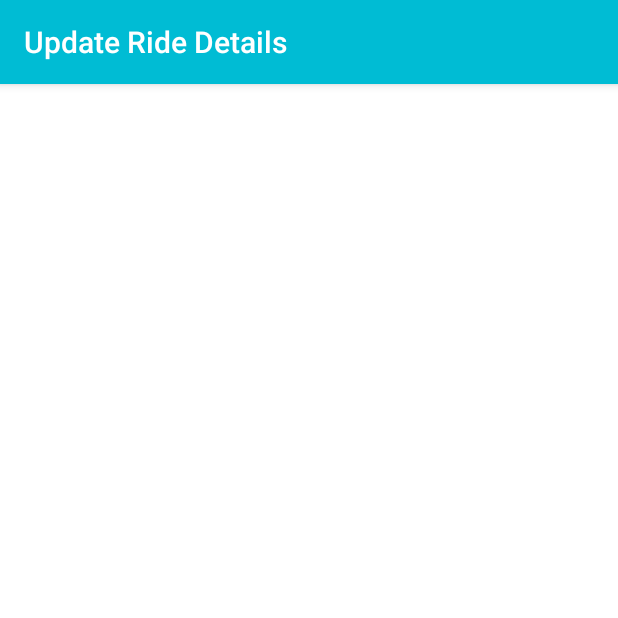
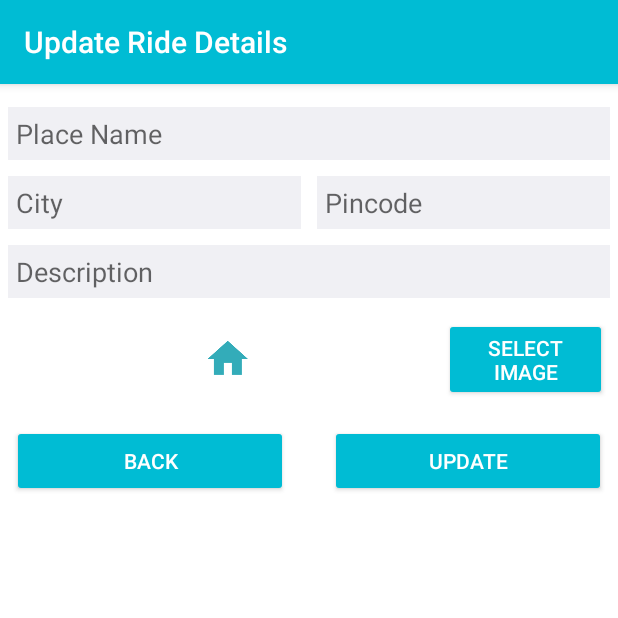
Before and after one commit to taaniya1989/Pool-In, an Android app: the UpdateRideActivity screen opened directly, with no data from a screen before it, on a phone screen of 412 x 824 dp, the top half of it. Run offline under Robolectric (Android 15) with nearby library versions, the phone set to English and light mode, and no system bars; our stand-ins replace Firebase (no records; nobody signed in at launch, a user with empty details on screens opened directly); 2 statements that could not run were skipped.

Commit message:
resolving layout issue for Nikhil_branch

```diff
--- a/app/src/main/java/edu/sdsu/tvidhate/pool_in/activity/AddPlaceActivity.java
+++ b/app/src/main/java/edu/sdsu/tvidhate/pool_in/activity/AddPlaceActivity.java
@@ -109,7 +109,7 @@ public class AddPlaceActivity extends AppCompatActivity implements View.OnClickL
     protected void onCreate(Bundle savedInstanceState) {
         super.onCreate(savedInstanceState);
         setContentView(R.layout.activity_add_place);
-        mGps =  findViewById(R.id.ic_gps);
+        //mGps =  findViewById(R.id.ic_gps);
         FirebaseAuth firebaseAuthInstance = FirebaseAuth.getInstance();
         if(firebaseAuthInstance.getCurrentUser()!=null)
         {
@@ -217,7 +217,7 @@ public class AddPlaceActivity extends AppCompatActivity implements View.OnClickL
                         {
                             Trip newTrip = new Trip(System.currentTimeMillis(),firebaseDatabaseInstanceReference.child(FIREBASE_MY_RIDES).push().getKey(),
                                     mPlaceName.getText().toString().trim(),mSearchText.getText().toString().trim(),
-                                    mTripPoster,mTripImagePath,imageUrl.toString());
+                                    mTripPoster,mTripImagePath,imageUrl.toString(),mPlaceName.getText().toString().trim());
 
                             Log.d("TPV-NOTE","uid: "+newTrip.getmTripId());
                             try{
--- a/app/src/main/java/edu/sdsu/tvidhate/pool_in/activity/MainActivity.java
+++ b/app/src/main/java/edu/sdsu/tvidhate/pool_in/activity/MainActivity.java
@@ -1,10 +1,12 @@
 package edu.sdsu.tvidhate.pool_in.activity;
 
 import android.content.Intent;
+import android.graphics.Bitmap;
 import android.net.Uri;
 import android.os.Bundle;
 import android.os.Handler;
 import android.support.annotation.NonNull;
+import android.support.annotation.Nullable;
 import android.support.design.widget.FloatingActionButton;
 import android.support.design.widget.NavigationView;
 import android.support.v4.app.Fragment;
@@ -21,11 +23,12 @@ import android.view.Menu;
 import android.view.MenuItem;
 import android.view.View;
 import android.widget.TextView;
-
 import com.google.firebase.auth.FirebaseAuth;
 import com.google.firebase.auth.FirebaseUser;
+import com.squareup.picasso.Picasso;
 
 import edu.sdsu.tvidhate.pool_in.R;
+import edu.sdsu.tvidhate.pool_in.fragment.AddTripFragment;
 import edu.sdsu.tvidhate.pool_in.fragment.HomeFragment;
 import edu.sdsu.tvidhate.pool_in.fragment.MyProfileFragment;
 import edu.sdsu.tvidhate.pool_in.fragment.MyTripsFragment;
@@ -33,7 +36,7 @@ import edu.sdsu.tvidhate.pool_in.fragment.UpdateProfileFragment;
 import edu.sdsu.tvidhate.pool_in.helper.SharedConstants;
 
 public class MainActivity extends AppCompatActivity implements HomeFragment.OnFragmentInteractionListener,
-        MyProfileFragment.OnFragmentInteractionListener,MyTripsFragment.OnFragmentInteractionListener,
+        AddTripFragment.OnFragmentInteractionListener,MyProfileFragment.OnFragmentInteractionListener,MyTripsFragment.OnFragmentInteractionListener,
         UpdateProfileFragment.OnFragmentInteractionListener,SharedConstants,NavigationView.OnNavigationItemSelectedListener,View.OnClickListener
 {
     private FirebaseAuth auth;
@@ -133,8 +136,9 @@ public class MainActivity extends AppCompatActivity implements HomeFragment.OnFr
             case 0:
                 return new HomeFragment();
             case 1:
-                Intent intent = new Intent(MainActivity.this,AddPlaceActivity.class);
-                startActivity(intent);
+                AddTripFragment addTripFragment = new AddTripFragment();
+                Log.i("TPV-NOTE","Creating Trip");
+                return addTripFragment;
             case 2:
                 return new MyTripsFragment();
     /*        case 3:
--- a/app/src/main/java/edu/sdsu/tvidhate/pool_in/activity/RideHistoryDetailsActivity.java
+++ b/app/src/main/java/edu/sdsu/tvidhate/pool_in/activity/RideHistoryDetailsActivity.java
@@ -60,7 +60,7 @@ public class RideHistoryDetailsActivity extends AppCompatActivity implements Sha
 
                     placeName.setText(myRideDetailsPOJO.getmTripPlaceName());
                     placeCity.setText(myRideDetailsPOJO.getmTripCity());
-
+                    placePin.setText(myRideDetailsPOJO.getmTripPincode());
 //                    source.setText(myRideDetailsPOJO.getmSourceAddress());
 //                    destination.setText(myRideDetailsPOJO.getmDestinationAddress());
 //                    date.setText(myRideDetailsPOJO.getmStartDate());
--- a/app/src/main/java/edu/sdsu/tvidhate/pool_in/activity/UpdateRideActivity.java
+++ b/app/src/main/java/edu/sdsu/tvidhate/pool_in/activity/UpdateRideActivity.java
@@ -41,7 +41,7 @@ public class UpdateRideActivity extends AppCompatActivity implements SharedConst
     @Override
     protected void onCreate(Bundle savedInstanceState) {
         super.onCreate(savedInstanceState);
-        setContentView(R.layout.activity_add_place);
+        setContentView(R.layout.fragment_add_trip);
 
         FirebaseAuth auth = FirebaseAuth.getInstance();
         mDatabase = FirebaseDatabase.getInstance().getReference();
@@ -49,6 +49,8 @@ public class UpdateRideActivity extends AppCompatActivity implements SharedConst
         Button mBackButton,mUpdateButton;
 
         mPlaceName = findViewById(R.id.placeName);
+        mPlaceCity = findViewById(R.id.placeCity);
+        mPlacePinCode = findViewById(R.id.placePincode);
         mBackButton = findViewById(R.id.add_trip_reset_button);
         mUpdateButton = findViewById(R.id.add_trip_submit);
 
@@ -74,6 +76,7 @@ public class UpdateRideActivity extends AppCompatActivity implements SharedConst
                 {
                     mPlaceName.setText(currentTrip.getmTripPlaceName());
                     mPlaceCity.setText(currentTrip.getmTripCity());
+                    mPlacePinCode.setText(currentTrip.getmTripPincode());
                     uid=currentTrip.getmTripId();
                 }
             }
@@ -129,6 +132,7 @@ public class UpdateRideActivity extends AppCompatActivity implements SharedConst
                     currentTrip.setmCreationTimestamp(System.currentTimeMillis());
                     currentTrip.setmTripPlaceName(mPlaceName.getText().toString());
                     currentTrip.setmTripCity(mPlaceCity.getText().toString());
+                    currentTrip.setmTripPincode(mPlacePinCode.getText().toString());
                     currentTrip.setmTripId(uid);
 
                     try{
--- a/app/src/main/java/edu/sdsu/tvidhate/pool_in/entity/Trip.java
+++ b/app/src/main/java/edu/sdsu/tvidhate/pool_in/entity/Trip.java
@@ -10,7 +10,7 @@ public class Trip implements Serializable {
 
     private Long mCreationTimestamp;
     private String mTripId;
-    private String mTripPlaceName,mTripCity;
+    private String mTripPlaceName,mTripCity,mTripPincode;
     private User mTripPoster;
     private String mTripImagePath;
     private String imageDownloadUrl;
@@ -22,12 +22,12 @@ public class Trip implements Serializable {
     public Trip() {
     }
 
-    public Trip(Long mCreationTimestamp, String mTripId, String mTripPlaceName, String mTripCity, User mTripPoster, String mTripImagePath, String imageDownloadUrl) {
-
+    public Trip(Long mCreationTimestamp, String mTripId, String mTripPlaceName, String mTripPincode, User mTripPoster, String mTripImagePath, String imageDownloadUrl, String mTripDescription) {
         this.mCreationTimestamp = mCreationTimestamp;
         this.mTripId = mTripId;
         this.mTripPlaceName = mTripPlaceName;
-        this.mTripCity = mTripCity;
+        //this.mTripCity = mTripCity;
+        this.mTripPincode = mTripPincode;
         this.mTripPoster = mTripPoster;
         this.mTripImagePath = mTripImagePath;
         this.imageDownloadUrl = imageDownloadUrl;
@@ -79,6 +79,14 @@ public class Trip implements Serializable {
         this.mTripCity = mTripCity;
     }
 
+    public String getmTripPincode() {
+        return mTripPincode;
+    }
+
+    public void setmTripPincode(String mTripPincode) {
+        this.mTripPincode = mTripPincode;
+    }
+
     public User getmTripPoster() {
         return mTripPoster;
     }
--- a/app/src/main/java/edu/sdsu/tvidhate/pool_in/fragment/AddTripFragment.java
+++ b/app/src/main/java/edu/sdsu/tvidhate/pool_in/fragment/AddTripFragment.java
@@ -111,7 +111,7 @@ public class AddTripFragment extends Fragment implements SharedConstants,View.On
     public View onCreateView(@NonNull LayoutInflater inflater, ViewGroup container, Bundle savedInstanceState)
     {
 
-        View view =  inflater.inflate(R.layout.activity_add_place,null);
+        View view =  inflater.inflate(R.layout.fragment_add_trip,null);
         FirebaseAuth firebaseAuthInstance = FirebaseAuth.getInstance();
         Button mResetButton,mSubmitButton;
 
@@ -198,14 +198,15 @@ public class AddTripFragment extends Fragment implements SharedConstants,View.On
                         Toast.makeText(getContext(),"Uploaded Image",Toast.LENGTH_LONG).show();
                         if(validInput())
                         {
-//                            Trip newTrip = new Trip(System.currentTimeMillis(),firebaseDatabaseInstanceReference.child(FIREBASE_MY_RIDES).push().getKey(),
-//                                    mPlaceName.getText().toString().trim(),mPlaceCity.getText().toString().trim(),mTripPoster,mTripImagePath,imageUrl.toString(),
-//                                    mPlaceDescription.getText().toString().trim());
-
-                //            Log.d("TPV-NOTE","uid: "+newTrip.getmTripId());
+     /*                       Trip newTrip = new Trip(System.currentTimeMillis(),firebaseDatabaseInstanceReference.child(FIREBASE_MY_RIDES).push().getKey(),
+                                    mPlaceName.getText().toString().trim(),mPlaceCity.getText().toString().trim(),
+                                    mPlacePinCode.getText().toString().trim(),mTripPoster,mTripImagePath,imageUrl.toString(),
+                                    mPlaceDescription.getText().toString().trim());
+*/
+                        //    Log.d("TPV-NOTE","uid: "+newTrip.getmTripId());
                             try{
-                  //              firebaseDatabaseInstanceReference.child(FIREBASE_MY_RIDES).child(newTrip.getmTripId()).setValue(newTrip);
-                    //            firebaseDatabaseInstanceReference.child(FIREBASE_CURRENT_RIDES).child(currentUserDisplayName).push().setValue(newTrip.getmTripId());
+                          //      firebaseDatabaseInstanceReference.child(FIREBASE_MY_RIDES).child(newTrip.getmTripId()).setValue(newTrip);
+                            //    firebaseDatabaseInstanceReference.child(FIREBASE_CURRENT_RIDES).child(currentUserDisplayName).push().setValue(newTrip.getmTripId());
                                 Log.d("TPV-NOTE","Data submitted successfully"+getActivity().getLocalClassName());
                                 Intent intent = new Intent(getContext(), MainActivity.class);
                                 getActivity().finish();
--- a/app/src/main/java/edu/sdsu/tvidhate/pool_in/fragment/HomeFragment.java
+++ b/app/src/main/java/edu/sdsu/tvidhate/pool_in/fragment/HomeFragment.java
@@ -217,8 +217,9 @@ public class HomeFragment extends Fragment implements SharedConstants
 
                     placeName = currentTrip.getmTripPlaceName().toLowerCase();
                     placeCity = currentTrip.getmTripCity().toLowerCase();
+                    placePin = currentTrip.getmTripPincode().toLowerCase();
 
-                    if((placeName.contains(searchText) || placeCity.contains(searchText)))
+                    if((placeName.contains(searchText) || placeCity.contains(searchText) || placePin.contains(searchText)))
                         tripDataList.add(currentTrip);
                     Collections.sort(tripDataList, new Comparator<Trip>() {
                         @Override
--- a/app/src/main/java/edu/sdsu/tvidhate/pool_in/helper/TripDetailsAdapter.java
+++ b/app/src/main/java/edu/sdsu/tvidhate/pool_in/helper/TripDetailsAdapter.java
@@ -23,7 +23,7 @@ import java.util.List;
 import edu.sdsu.tvidhate.pool_in.R;
 import edu.sdsu.tvidhate.pool_in.activity.MainActivity;
 import edu.sdsu.tvidhate.pool_in.entity.Trip;
-
+import edu.sdsu.tvidhate.pool_in.fragment.AddTripFragment;
 
 public class TripDetailsAdapter extends ArrayAdapter implements SharedConstants
 {
--- a/app/src/main/res/layout/activity_add_place.xml
+++ b/app/src/main/res/layout/activity_add_place.xml
@@ -5,6 +5,10 @@
     android:layout_height="match_parent"
     android:id="@+id/scrollView"
     android:scrollbars="horizontal">
+    <LinearLayout
+        android:layout_width="match_parent"
+        android:layout_height="wrap_content"
+        android:orientation="vertical">
         <LinearLayout xmlns:android="http://schemas.android.com/apk/res/android"
         xmlns:tools="http://schemas.android.com/tools"
         android:layout_width="match_parent"
@@ -28,7 +32,7 @@
             <AutoCompleteTextView
                 android:id="@+id/placeSearch"
                 android:layout_width="match_parent"
-            android:layout_height="0dp"
+                android:layout_height="10dp"
                 android:layout_gravity="center"
                 android:layout_margin="5dp"
                 android:layout_weight="1"
@@ -40,17 +44,7 @@
                 android:textColor="#000"
                 android:imeOptions="actionSearch"/>
 
-        <ImageView
-            android:layout_width="40dp"
-            android:layout_height="40dp"
-            android:layout_alignParentRight="true"
-            android:layout_marginRight="10dp"
-            android:layout_marginTop="10dp"
-            android:scaleType="centerCrop"
-            android:id="@+id/ic_gps"
-            android:src="@drawable/ic_action_arrow"/>
-
-            <EditText
+            <!--EditText
                 android:id="@+id/placeCity"
                 android:layout_width="@dimen/zero_dp"
                 android:layout_height="fill_parent"
@@ -80,7 +74,7 @@
                 android:nextFocusForward="@id/placeDescription"
                 android:nextFocusRight="@id/placeDescription"
                 android:padding="5dp"
-                android:textColor="#000" />
+                android:textColor="#000" /-->
 
         </LinearLayout>
         <EditText
@@ -158,4 +152,5 @@
                 android:textColor="@color/white"
                 tools:ignore="ButtonStyle" />
         </LinearLayout>
+    </LinearLayout>
 </ScrollView>
--- /dev/null
+++ b/app/src/main/res/layout/fragment_add_trip.xml
@@ -0,0 +1,269 @@
+<?xml version="1.0" encoding="utf-8"?>
+<ScrollView xmlns:android="http://schemas.android.com/apk/res/android"
+    xmlns:tools="http://schemas.android.com/tools"
+    android:layout_width="match_parent"
+    android:layout_height="match_parent"
+    android:id="@+id/scrollView"
+    android:scrollbars="horizontal">
+    <LinearLayout xmlns:android="http://schemas.android.com/apk/res/android"
+        xmlns:tools="http://schemas.android.com/tools"
+        android:layout_width="match_parent"
+        android:layout_height="wrap_content"
+        android:orientation="vertical"
+        android:layout_marginTop="@dimen/ten_dp">
+
+        <EditText
+            android:id="@+id/placeName"
+            android:layout_width="match_parent"
+            android:layout_height="wrap_content"
+            android:layout_gravity="center"
+            android:layout_margin="5dp"
+            android:background="#f0f0f4"
+            android:ems="10"
+            android:hint="@string/placeTitle"
+            android:inputType="textCapWords"
+            android:nextFocusForward="@id/placeCity"
+            android:nextFocusRight="@id/placeCity"
+            android:padding="5dp"
+            android:textColor="#000" />
+        <LinearLayout
+            android:layout_width="match_parent"
+            android:layout_height="wrap_content">
+
+            <EditText
+                android:id="@+id/placeCity"
+                android:layout_width="@dimen/zero_dp"
+                android:layout_height="fill_parent"
+                android:layout_gravity="center"
+                android:layout_margin="5dp"
+                android:layout_weight="1"
+                android:background="#f0f0f4"
+                android:ems="10"
+                android:hint="@string/placeCity"
+                android:inputType="textCapWords"
+                android:nextFocusForward="@id/placePincode"
+                android:nextFocusRight="@id/placePincode"
+                android:padding="5dp"
+                android:textColor="#000" />
+
+            <EditText
+                android:id="@+id/placePincode"
+                android:layout_width="@dimen/zero_dp"
+                android:layout_height="fill_parent"
+                android:layout_gravity="center"
+                android:layout_margin="5dp"
+                android:layout_weight="1"
+                android:background="#f0f0f4"
+                android:ems="10"
+                android:hint="@string/fromPinCode"
+                android:inputType="number"
+                android:nextFocusForward="@id/placeDescription"
+                android:nextFocusRight="@id/placeDescription"
+                android:padding="5dp"
+                android:textColor="#000" />
+
+        </LinearLayout>
+        <EditText
+            android:id="@+id/placeDescription"
+            android:layout_width="match_parent"
+            android:layout_height="wrap_content"
+            android:layout_gravity="center"
+            android:layout_margin="5dp"
+            android:background="#f0f0f4"
+            android:ems="10"
+            android:hint="@string/placeDescription"
+            android:inputType="textCapWords"
+            android:nextFocusForward="@id/add_trip_image_button"
+            android:nextFocusRight="@id/add_trip_image_button"
+            android:padding="5dp"
+            android:textColor="#000"
+            android:maxLines="10"/>
+        <LinearLayout
+            android:layout_width="match_parent"
+            android:layout_height="wrap_content"
+            android:layout_gravity="center"
+            android:layout_margin="8dp"
+            android:gravity="center"
+            android:orientation="horizontal">
+
+            <ImageView
+                android:layout_width="match_parent"
+                android:layout_height="wrap_content"
+                android:id="@+id/placeImage"
+                android:src="@drawable/ic_action_home"
+                android:layout_margin="10dp"
+                android:layout_weight="0.9"
+                />
+
+            <Button
+                android:id="@+id/add_trip_image_button"
+                android:layout_width="wrap_content"
+                android:layout_height="wrap_content"
+                android:layout_weight="0.1"
+                android:backgroundTint="@color/colorPrimary"
+                android:nextFocusForward="@id/add_trip_submit"
+                android:nextFocusRight="@id/add_trip_submit"
+                android:text="@string/select_image"
+                android:textColor="@color/white" />
+        </LinearLayout>
+
+
+
+        <!--LinearLayout
+            android:layout_width="match_parent"
+            android:layout_height="wrap_content"
+            android:layout_gravity="center"
+            android:layout_margin="8dp"
+            android:gravity="center"
+            android:orientation="horizontal">
+            <EditText
+                android:layout_width="match_parent"
+                android:layout_height="wrap_content"
+                android:id="@+id/add_trip_date_text"
+                android:layout_weight="0.9"
+                android:textStyle="bold"
+                android:enabled="false"
+                android:inputType="date"
+                android:layout_margin="10dp"/>
+
+            <Button
+                android:id="@+id/add_trip_date_button"
+                android:layout_width="wrap_content"
+                android:layout_height="wrap_content"
+                android:layout_weight="0.1"
+                android:backgroundTint="@color/colorPrimary"
+                android:nextFocusForward="@id/add_trip_time_button"
+                android:nextFocusRight="@id/add_trip_time_button"
+                android:text="@string/select_date"
+                android:textColor="@color/white" />
+        </LinearLayout>
+
+        <LinearLayout
+            android:layout_width="match_parent"
+            android:layout_height="wrap_content"
+            android:layout_gravity="center"
+            android:layout_margin="8dp"
+            android:gravity="center"
+            android:orientation="horizontal">
+            <EditText
+                android:layout_width="match_parent"
+                android:layout_height="wrap_content"
+                android:id="@+id/add_trip_time_text"
+                android:textStyle="bold"
+                android:inputType="datetime"
+                android:layout_weight="0.9"
+                android:enabled="false"
+                android:layout_margin="10dp"/>
+
+            <Button
+                android:id="@+id/add_trip_time_button"
+                android:layout_width="wrap_content"
+                android:layout_height="wrap_content"
+                android:layout_weight="0.1"
+                android:backgroundTint="@color/colorPrimary"
+                android:nextFocusForward="@id/add_trip_to"
+                android:nextFocusRight="@id/add_trip_to"
+                android:text="@string/select_time"
+                android:textColor="@color/white" />
+        </LinearLayout>
+
+
+        <EditText
+            android:id="@+id/add_trip_to"
+            android:layout_width="match_parent"
+            android:layout_height="wrap_content"
+            android:layout_gravity="center"
+            android:layout_margin="5dp"
+            android:background="#f0f0f4"
+            android:ems="10"
+            android:hint="@string/toStreet"
+            android:inputType="textCapWords"
+            android:nextFocusForward="@id/add_trip_to_neighborhood"
+            android:nextFocusRight="@id/add_trip_to_neighborhood"
+            android:padding="5dp"
+            android:textColor="#000" />
+        <LinearLayout
+            android:layout_width="match_parent"
+            android:layout_height="wrap_content">
+
+            <EditText
+                android:id="@+id/add_trip_to_neighborhood"
+                android:layout_width="@dimen/zero_dp"
+                android:layout_height="fill_parent"
+                android:layout_gravity="center"
+                android:layout_margin="5dp"
+                android:layout_weight="1"
+                android:background="#f0f0f4"
+                android:ems="10"
+                android:hint="@string/toNeighborhood"
+                android:inputType="textCapWords"
+                android:nextFocusForward="@id/add_trip_to_pincode"
+                android:nextFocusRight="@id/add_trip_to_pincode"
+                android:padding="5dp"
+                android:textColor="#000" />
+
+            <EditText
+                android:id="@+id/add_trip_to_pincode"
+                android:layout_width="@dimen/zero_dp"
+                android:layout_height="fill_parent"
+                android:layout_gravity="center"
+                android:layout_margin="5dp"
+                android:layout_weight="1"
+                android:background="#f0f0f4"
+                android:ems="10"
+                android:hint="@string/toPinCode"
+                android:inputType="number"
+                android:nextFocusForward="@id/add_trip_number_of_seats"
+                android:nextFocusRight="@id/add_trip_number_of_seats"
+                android:padding="5dp"
+                android:textColor="#000" />
+
+        </LinearLayout>
+
+        <EditText
+            android:id="@+id/add_trip_number_of_seats"
+            android:layout_width="match_parent"
+            android:layout_height="wrap_content"
+            android:layout_gravity="center"
+            android:layout_margin="5dp"
+            android:background="#f0f0f4"
+            android:ems="10"
+            android:hint="@string/seats_available"
+            android:inputType="number"
+            android:nextFocusForward="@id/add_trip_submit"
+            android:nextFocusRight="@id/add_trip_submit"
+            android:padding="5dp"
+            android:textColor="#000" /-->
+
+        <LinearLayout
+            android:layout_width="match_parent"
+            android:layout_height="wrap_content"
+            android:layout_gravity="center"
+            android:layout_margin="8dp"
+            android:gravity="center"
+            android:orientation="horizontal">
+
+            <Button
+                android:id="@+id/add_trip_reset_button"
+                android:layout_width="wrap_content"
+                android:layout_height="wrap_content"
+                android:layout_marginEnd="14dp"
+                android:layout_weight="1"
+                android:text="@string/reset"
+                android:backgroundTint="@color/colorPrimary"
+                android:textColor="@color/white"
+                tools:ignore="ButtonStyle" />
+
+            <Button
+                android:id="@+id/add_trip_submit"
+                android:layout_width="wrap_content"
+                android:layout_height="wrap_content"
+                android:layout_marginStart="14dp"
+                android:layout_weight="1"
+                android:text="@string/submit"
+                android:backgroundTint="@color/colorPrimary"
+                android:textColor="@color/white"
+                tools:ignore="ButtonStyle" />
+        </LinearLayout>
+    </LinearLayout>
+</ScrollView>
```
Also changed, not shown: app/src/main/AndroidManifest.xml (+12 -22 lines), app/src/main/res/layout/trip_list_item.xml (+4 -4 lines). Lines whose indentation alone changed are shown as unchanged.
